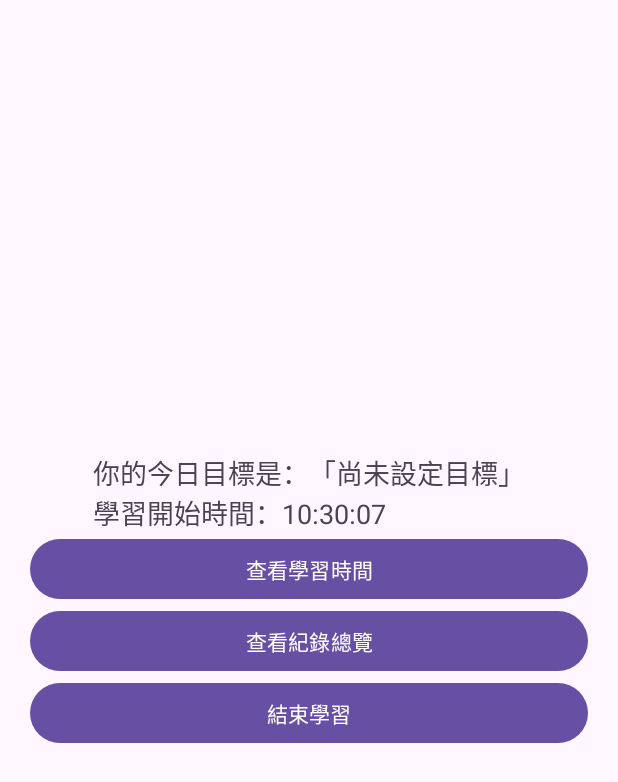
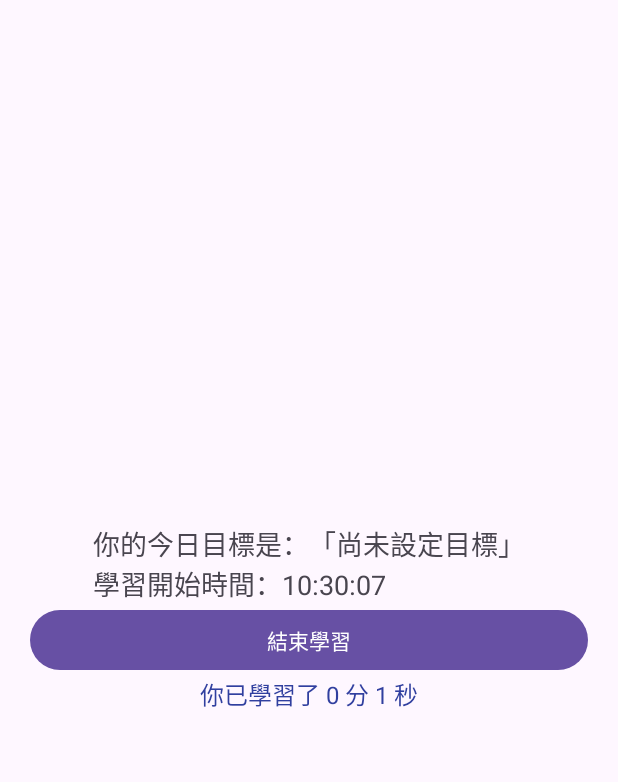
Before and after one commit to vivianuna/APPtest_411630162, an Android app: the screen it shows after launch (MainActivity), after a tap on "開始今日學習", on a phone screen of 412 x 824 dp. Shown: the top 782 px of the screen. Run offline under Robolectric (Android 15) with nearby library versions, the phone set to English and light mode, and no system bars.

Commit message:
Initial commit to APPtest_411630162

```diff
--- a/app/src/main/java/com/example/hw/HomeFragment.java
+++ b/app/src/main/java/com/example/hw/HomeFragment.java
@@ -1,5 +1,4 @@
 package com.example.hw;
-
 
 import android.content.Context;
 import android.content.SharedPreferences;
@@ -39,10 +38,13 @@ public class HomeFragment extends Fragment {
 
         btnSetGoal.setOnClickListener(v -> {
             long startTime = System.currentTimeMillis();
-            preferences.edit().putLong("startTime", startTime).apply();
+            preferences.edit()
+                    .putLong("startTime", startTime)
+                    .putLong("totalStudyMillis", 0)
+                    .apply();
             Toast.makeText(getActivity(), "已開始學習", Toast.LENGTH_SHORT).show();
             if (pagerController != null) {
-                pagerController.goToPage(1); // 自動切到學習頁面
+                pagerController.goToPage(1); // 直接跳轉到學習頁
             }
         });
 
@@ -63,7 +65,11 @@ public class HomeFragment extends Fragment {
                         if (which == 3) {
                             showCustomGoalDialog();
                         } else {
-                            preferences.edit().putString("goal", goals[which]).apply();
+                            preferences.edit()
+                                    .putString("goal", goals[which])
+                                    .putLong("startTime", System.currentTimeMillis())
+                                    .putLong("totalStudyMillis", 0)
+                                    .apply();
                             Toast.makeText(getActivity(), "你選擇了：" + goals[which], Toast.LENGTH_SHORT).show();
                         }
                     }).show();
@@ -82,7 +88,11 @@ public class HomeFragment extends Fragment {
                 .setPositiveButton("儲存", (dialog, which) -> {
                     String customGoal = input.getText().toString().trim();
                     if (!customGoal.isEmpty()) {
-                        preferences.edit().putString("goal", customGoal).apply();
+                        preferences.edit()
+                                .putString("goal", customGoal)
+                                .putLong("startTime", System.currentTimeMillis())
+                                .putLong("totalStudyMillis", 0)
+                                .apply();
                         Toast.makeText(getActivity(), "已儲存自訂目標：" + customGoal, Toast.LENGTH_SHORT).show();
                     } else {
                         Toast.makeText(getActivity(), "請輸入目標內容！", Toast.LENGTH_SHORT).show();
--- a/app/src/main/java/com/example/hw/LearningFragment.java
+++ b/app/src/main/java/com/example/hw/LearningFragment.java
@@ -1,9 +1,9 @@
 package com.example.hw;
-
 
 import android.content.Context;
 import android.content.SharedPreferences;
 import android.os.Bundle;
+import android.os.Handler;
 import android.text.format.DateFormat;
 import android.view.LayoutInflater;
 import android.view.View;
@@ -12,15 +12,17 @@ import android.widget.Button;
 import android.widget.TextView;
 import android.widget.Toast;
 import androidx.fragment.app.Fragment;
-
 import java.util.Date;
 import java.util.concurrent.TimeUnit;
 
 public class LearningFragment extends Fragment {
 
     private SharedPreferences preferences;
+    private ViewPagerController pagerController;
     private TextView tvMessage, tvTimeResult;
-    private ViewPagerController pagerController;
+    private Handler handler = new Handler();
+    private Runnable updateTimerRunnable;
+    private long sessionStartTime;
 
     @Override
     public void onAttach(Context context) {
@@ -37,36 +39,54 @@ public class LearningFragment extends Fragment {
         preferences = requireActivity().getSharedPreferences("LearningPrefs", Context.MODE_PRIVATE);
         tvMessage = view.findViewById(R.id.tvMessage);
         tvTimeResult = view.findViewById(R.id.tvTimeResult);
-        Button btnCheckTime = view.findViewById(R.id.btnCheckTime);
-        Button btnSummary = view.findViewById(R.id.btnSummary);
         Button btnDone = view.findViewById(R.id.btnDone);
 
+        btnDone.setOnClickListener(v -> {
+            long now = System.currentTimeMillis();
+            long sessionDuration = now - sessionStartTime;
+            long totalMillis = preferences.getLong("totalStudyMillis", 0);
+            preferences.edit().putLong("totalStudyMillis", totalMillis + sessionDuration).apply();
+
+            Toast.makeText(getActivity(), "我完成學習任務囉！", Toast.LENGTH_SHORT).show();
+            if (pagerController != null) {
+                pagerController.goToPage(0);
+            }
+        });
+
+        return view;
+    }
+
+    @Override
+    public void onResume() {
+        super.onResume();
+
+        sessionStartTime = System.currentTimeMillis();
         String goal = preferences.getString("goal", "尚未設定目標");
         long startTime = preferences.getLong("startTime", 0);
         String startTimeText = DateFormat.format("HH:mm:ss", new Date(startTime)).toString();
         tvMessage.setText("你的今日目標是：「" + goal + "」\n學習開始時間：" + startTimeText);
 
-        btnCheckTime.setOnClickListener(v -> {
-            long now = System.currentTimeMillis();
-            long duration = now - startTime;
-            long minutes = TimeUnit.MILLISECONDS.toMinutes(duration);
-            long seconds = TimeUnit.MILLISECONDS.toSeconds(duration) % 60;
-            tvTimeResult.setText("你已學習了 " + minutes + " 分 " + seconds + " 秒");
-        });
+        handler.postDelayed(updateTimerRunnable = new Runnable() {
+            @Override
+            public void run() {
+                long now = System.currentTimeMillis();
+                long totalMillis = preferences.getLong("totalStudyMillis", 0) + (now - sessionStartTime);
+                long minutes = TimeUnit.MILLISECONDS.toMinutes(totalMillis);
+                long seconds = TimeUnit.MILLISECONDS.toSeconds(totalMillis) % 60;
+                tvTimeResult.setText("你已學習了 " + minutes + " 分 " + seconds + " 秒");
+                handler.postDelayed(this, 1000);
+            }
+        }, 0);
+    }
 
-        btnSummary.setOnClickListener(v -> {
-            if (pagerController != null) {
-                pagerController.goToPage(2); // 切換到 Summary 頁
-            }
-        });
+    @Override
+    public void onPause() {
+        super.onPause();
+        handler.removeCallbacks(updateTimerRunnable);
 
-        btnDone.setOnClickListener(v -> {
-            Toast.makeText(getActivity(), "我完成學習任務囉！", Toast.LENGTH_SHORT).show();
-            if (pagerController != null) {
-                pagerController.goToPage(0); // 回首頁
-            }
-        });
-
-        return view;
+        long now = System.currentTimeMillis();
+        long sessionDuration = now - sessionStartTime;
+        long totalMillis = preferences.getLong("totalStudyMillis", 0);
+        preferences.edit().putLong("totalStudyMillis", totalMillis + sessionDuration).apply();
     }
 }
--- a/app/src/main/java/com/example/hw/SummaryFragment.java
+++ /dev/null
@@ -1,60 +0,0 @@
-package com.example.hw;
-
-
-import android.content.Context;
-import android.content.SharedPreferences;
-import android.os.Bundle;
-import android.text.format.DateFormat;
-import android.view.LayoutInflater;
-import android.view.View;
-import android.view.ViewGroup;
-import android.widget.Button;
-import android.widget.TextView;
-import androidx.fragment.app.Fragment;
-
-import java.util.Date;
-import java.util.concurrent.TimeUnit;
-
-public class SummaryFragment extends Fragment {
-
-    private ViewPagerController pagerController;
-
-    @Override
-    public void onAttach(Context context) {
-        super.onAttach(context);
-        if (context instanceof ViewPagerController) {
-            pagerController = (ViewPagerController) context;
-        }
-    }
-
-    @Override
-    public View onCreateView(LayoutInflater inflater, ViewGroup container, Bundle savedInstanceState) {
-        View view = inflater.inflate(R.layout.fragment_summary, container, false);
-
-        TextView tvSummary = view.findViewById(R.id.tvSummary);
-        Button btnBack = view.findViewById(R.id.btnBackToLearning);
-
-        SharedPreferences preferences = requireActivity().getSharedPreferences("LearningPrefs", Context.MODE_PRIVATE);
-        String goal = preferences.getString("goal", "尚未設定目標");
-        long startTime = preferences.getLong("startTime", 0);
-        String startText = DateFormat.format("HH:mm:ss", new Date(startTime)).toString();
-
-        long now = System.currentTimeMillis();
-        long duration = now - startTime;
-        long minutes = TimeUnit.MILLISECONDS.toMinutes(duration);
-        long seconds = TimeUnit.MILLISECONDS.toSeconds(duration) % 60;
-
-        String summary = "📘 今日目標：" + goal +
-                "\n🕒 開始時間：" + startText +
-                "\n⏱️ 已學習：" + minutes + " 分 " + seconds + " 秒";
-        tvSummary.setText(summary);
-
-        btnBack.setOnClickListener(v -> {
-            if (pagerController != null) {
-                pagerController.goToPage(1); // 回到學習頁
-            }
-        });
-
-        return view;
-    }
-}
--- a/app/src/main/java/com/example/hw/ViewPagerAdapter.java
+++ b/app/src/main/java/com/example/hw/ViewPagerAdapter.java
@@ -1,5 +1,4 @@
 package com.example.hw;
-
 
 import androidx.annotation.NonNull;
 import androidx.fragment.app.Fragment;
@@ -18,13 +17,12 @@ public class ViewPagerAdapter extends FragmentStateAdapter {
         switch (position) {
             case 0: return new HomeFragment();
             case 1: return new LearningFragment();
-            case 2: return new SummaryFragment();
-            default: return new HomeFragment();
+            default: return new HomeFragment(); // fallback 頁面
         }
     }
 
     @Override
     public int getItemCount() {
-        return 3;
+        return 2; // 僅保留 2 個頁面
     }
 }
--- a/app/src/main/res/layout/fragment_learning.xml
+++ b/app/src/main/res/layout/fragment_learning.xml
@@ -10,14 +10,6 @@
         android:layout_height="wrap_content"
         android:text="載入中..." android:textSize="18sp" />
 
-    <Button android:id="@+id/btnCheckTime"
-        android:text="查看學習時間"
-        android:layout_width="match_parent" android:layout_height="wrap_content" />
-
-    <Button android:id="@+id/btnSummary"
-        android:text="查看紀錄總覽"
-        android:layout_width="match_parent" android:layout_height="wrap_content" />
-
     <Button android:id="@+id/btnDone"
         android:text="結束學習"
         android:layout_width="match_parent" android:layout_height="wrap_content" />
```
Also changed, not shown: app/src/main/java/com/example/hw/GoalSummaryActivity.java (deleted, +0 -39 lines), app/src/main/res/layout/activity_goal_summary.xml (deleted, +0 -22 lines), app/src/main/res/layout/fragment_summary.xml (deleted, +0 -21 lines).
